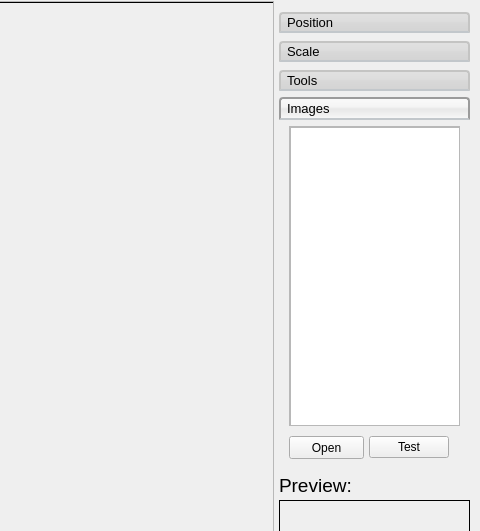
Before: the Qt Designer form RTIe/RTIe_builder/marble_Detection.ui in Super-SaiyanSandwich/ECMM427, drawn with Qt 5; both pictures show x 771 to 1251 and y 0 to 531 of the 1251 by 739 pixel window.
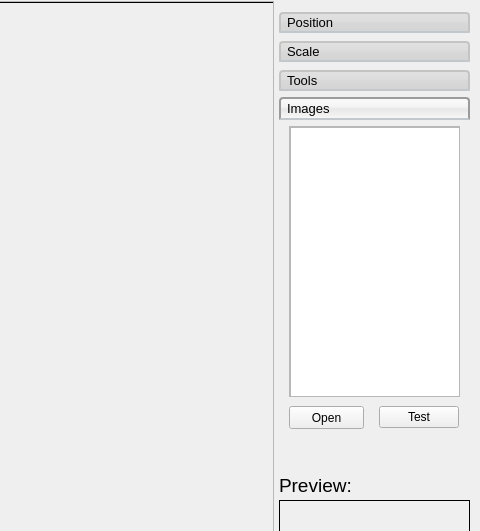
After: the same form once the commit is applied. The open tabs and pages were chosen to show the change.

Commit message: Added multi-image marble detect

The edit to the form file:
```diff
--- a/RTIe/RTIe_builder/marble_Detection.ui
+++ b/RTIe/RTIe_builder/marble_Detection.ui
@@ -589,7 +589,7 @@
           <x>0</x>
           <y>0</y>
           <width>189</width>
-          <height>339</height>
+          <height>319</height>
          </rect>
         </property>
         <attribute name="label">
@@ -601,7 +601,7 @@
            <x>10</x>
            <y>0</y>
            <width>171</width>
-           <height>300</height>
+           <height>271</height>
           </rect>
          </property>
          <property name="widgetResizable">
@@ -613,7 +613,7 @@
             <x>0</x>
             <y>0</y>
             <width>169</width>
-            <height>298</height>
+            <height>269</height>
            </rect>
           </property>
           <widget class="QListWidget" name="listWidget">
@@ -622,7 +622,7 @@
              <x>0</x>
              <y>0</y>
              <width>171</width>
-             <height>301</height>
+             <height>271</height>
             </rect>
            </property>
           </widget>
@@ -632,7 +632,7 @@
          <property name="geometry">
           <rect>
            <x>10</x>
-           <y>310</y>
+           <y>280</y>
            <width>75</width>
            <height>23</height>
           </rect>
@@ -644,8 +644,8 @@
         <widget class="QPushButton" name="test_Button">
          <property name="geometry">
           <rect>
-           <x>90</x>
-           <y>310</y>
+           <x>100</x>
+           <y>280</y>
            <width>80</width>
            <height>22</height>
           </rect>
```
Left out of the diff: 23 changed lines with no effect on the pictures. The commit also changes 11 other files.
